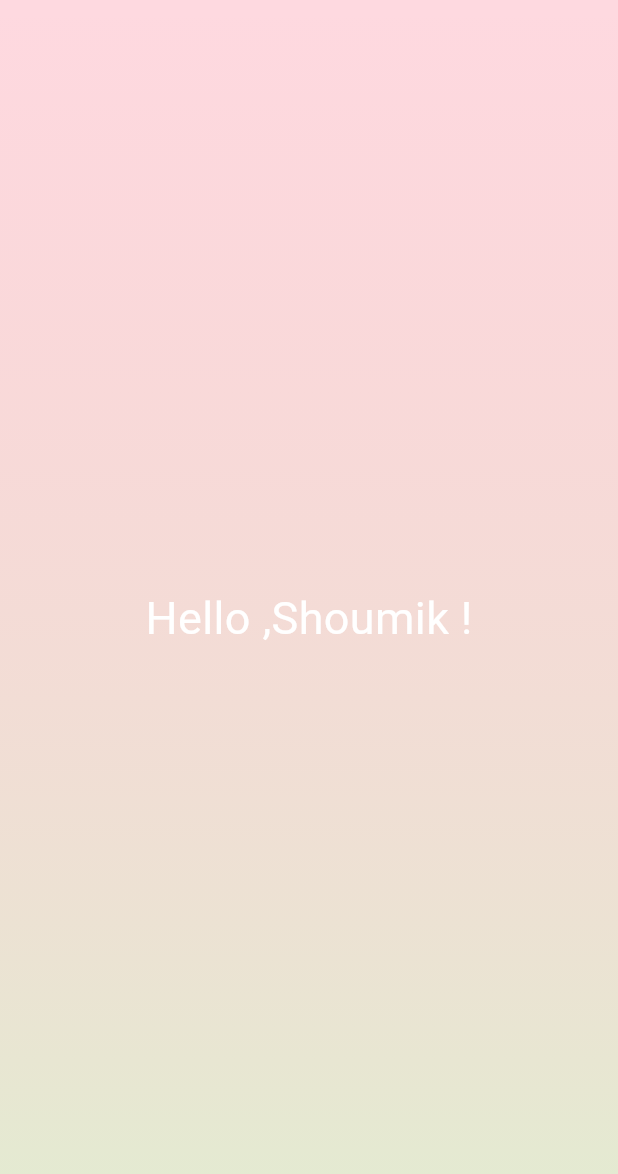
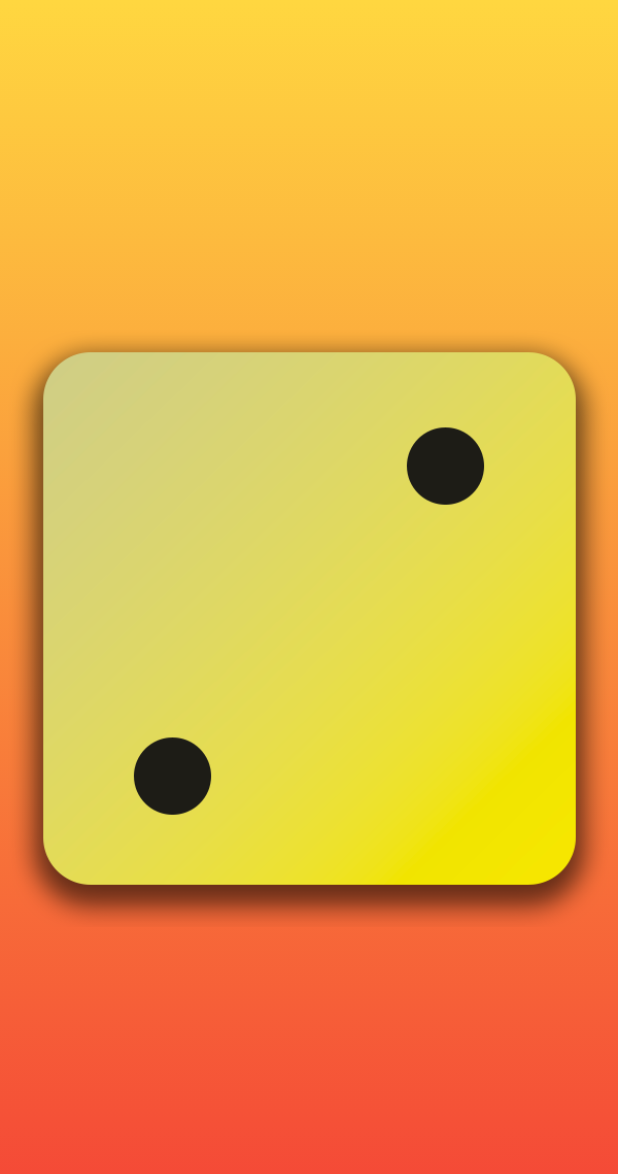
Before and after one commit to shoumik334/flutter_Roll_Dice_App, a Flutter app: the screen it shows after launch, on a phone screen of 412 x 824 dp. Shown: the top 1174 px of the screen. Run offline on Flutter 3.47's test engine with Material 3 defaults, Android fonts, the phone set to English and light mode, and no system bars.

```diff
--- a/first_app/lib/gradient_container.dart
+++ b/first_app/lib/gradient_container.dart
@@ -5,27 +5,60 @@ const startAlignment = Alignment.topLeft;
 const endAlignment = Alignment.bottomLeft;
 
 class GradientContainer extends StatelessWidget {
-  const GradientContainer({super.key});
+  const GradientContainer(this.color1, this.color2, {super.key});
+
+  // const GradientContainer.purple({super.key})
+  //     : color1 = Colors.purple,
+  //       color2 = Colors.blueGrey;
+  // then in main call GradientContainer.purple
+
+  final Color color1;
+  final Color color2;
 
   @override
   Widget build(context) {
     return Container(
-      decoration:  const BoxDecoration(
+      decoration: BoxDecoration(
         gradient: LinearGradient(
-          colors: [
-            Color.fromARGB(31, 255, 0, 0),
-            Color.fromARGB(66, 146, 205, 78)
-          ],
-
+          colors: [color1, color2],
           begin: startAlignment,
           end: endAlignment,
-          // begin: Alignment.topLeft,
-          // end: Alignment.bottomLeft,
         ),
       ),
-      child: const Center(
-        child: TextEffect(),
+      child:  Center(
+        child: Image.asset('assets/images/dice-2.png'),
       ),
     );
   }
 }
+
+
+//Named Argument
+
+// class GradientContainer extends StatelessWidget {
+// const GradientContainer({super.key,required this.colors});
+
+//  final List<Color> colors;
+
+//   @override
+//   Widget build(context) {
+//     return Container(
+//       decoration: BoxDecoration(
+//         gradient: LinearGradient(
+//           colors: colors,
+//           //   Color.fromARGB(31, 255, 0, 0),
+//           //   Color.fromARGB(66, 146, 205, 78)
+//           // ],
+//           colors:color,
+//           begin: startAlignment,
+//           end: endAlignment,
+//           // begin: Alignment.topLeft,
+//           // end: Alignment.bottomLeft,
+//         ),
+//       ),
+//       child: const Center(
+//         child: TextEffect('Hello ,Shoumik !'),
+//       ),
+//     );
+//   }
+// }
--- a/first_app/lib/main.dart
+++ b/first_app/lib/main.dart
@@ -6,7 +6,7 @@ void main() {
     const MaterialApp(
       home: Scaffold(
         // backgroundColor: Color.fromARGB(255, 200, 238, 255),
-        body: GradientContainer(),
+        body: GradientContainer(Colors.amberAccent,Colors.red) ,
       ),
     ),
   );
--- a/first_app/lib/text_effect.dart
+++ b/first_app/lib/text_effect.dart
@@ -1,11 +1,14 @@
 import 'package:flutter/material.dart';
 class TextEffect extends StatelessWidget{
-  const TextEffect({super.key});
+  const TextEffect(this.text ,{super.key});
+
+  final String text;
+
   @override
-  Widget build(ontext) {
+  Widget build(context) {
     return Text(
-              'Hello ,Shoumik !',
-              style: TextStyle(
+              text,
+              style: const TextStyle(
                 color: Colors.white,
                 fontSize: 30,
               ),
```
Also changed, not shown: first_app/pubspec.yaml (+8 -3 lines), first_app/assets/images/dice-1.png (added), first_app/assets/images/dice-2.png (added), first_app/assets/images/dice-3.png (added), first_app/assets/images/dice-4.png (added), first_app/assets/images/dice-5.png (added), first_app/assets/images/dice-6.png (added).
